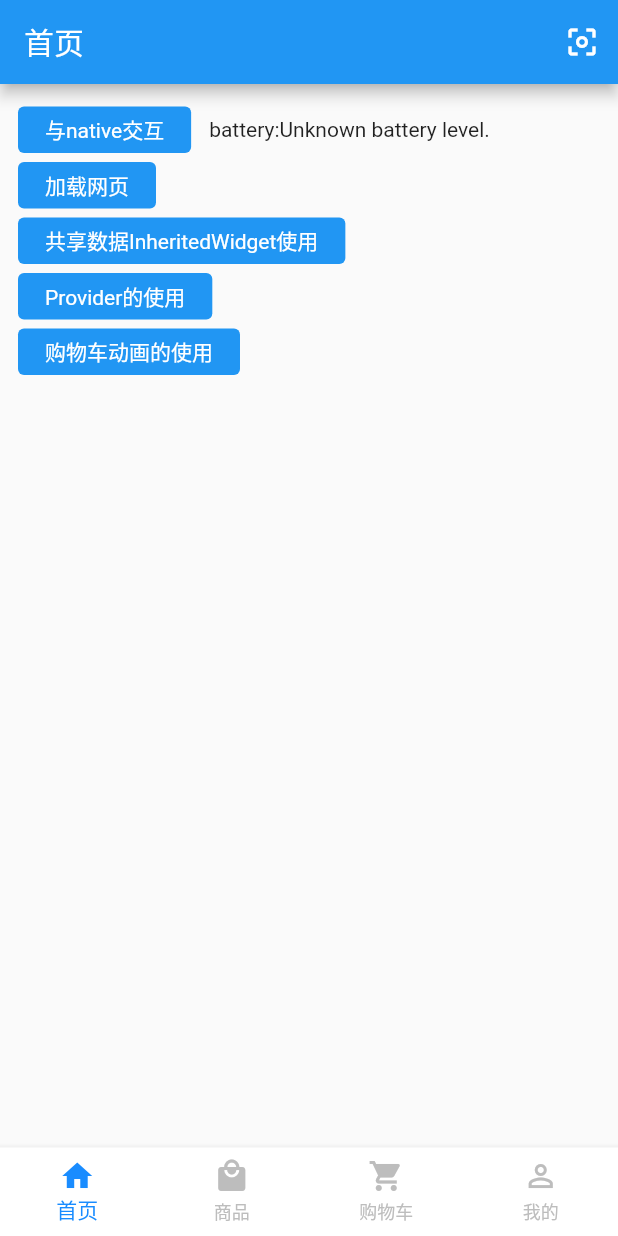
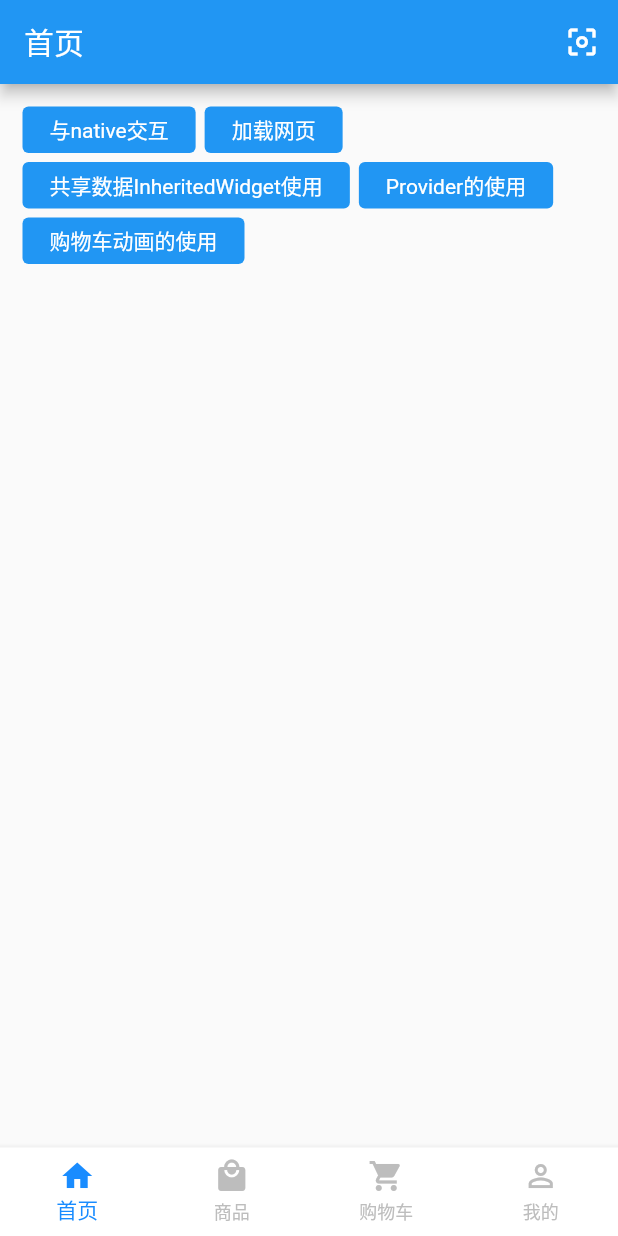
Before and after one commit to zhangjun920912/Flutter_Trip, a Flutter app: the screen it shows after launch, on a phone screen of 412 x 824 dp. Run offline on Flutter 3.47's test engine with Material 2 defaults, Android fonts, the phone set to English and light mode, and no system bars; our stand-ins replace card_swiper, lottie, tuple; missing offline and left inert: webviewx.

Commit message:
feat:代码格式修改

```diff
--- a/lib/page/homepage/HomePage.dart
+++ b/lib/page/homepage/HomePage.dart
@@ -9,19 +9,21 @@ import 'subPage/ProductDetailPage.dart';
 import 'subPage/ProviderUsePage.dart';
 
 class HomePage extends StatelessWidget {
-  const HomePage();
+  const HomePage({super.key});
 
   @override
   Widget build(BuildContext context) {
-    return  MaterialApp(
-        home:  HomePageDisplayPage(),
-        theme:  ThemeData(
+    return MaterialApp(
+        home: HomePageDisplayPage(),
+        theme: ThemeData(
           primaryColor: Color(0xFF198CFF),
         ));
   }
 }
 
 class HomePageDisplayPage extends StatefulWidget {
+  const HomePageDisplayPage({super.key});
+
   @override
   State<StatefulWidget> createState() {
     return HomePageDisplayPageState();
@@ -36,7 +38,69 @@ class HomePageDisplayPageState extends State<HomePageDisplayPage> {
   String _batteryLevel = 'Unknown battery level.';
   String _networkRequestResult = 'Unknown result.';
 
-  Future<Null> _getBatteryLevel() async {
+  @override
+  Widget build(BuildContext context) {
+    return Scaffold(
+        appBar: AppBar(
+          title: const Text('首页'),
+          actions: <Widget>[
+            IconButton(
+                icon: const Icon(
+                  Icons.center_focus_weak,
+                  color: Colors.white,
+                ),
+                onPressed: _getToast),
+          ],
+        ),
+        body: Container(
+          padding: const EdgeInsets.symmetric(horizontal: 12),
+          margin: const EdgeInsets.only(top: 12),
+          child: Wrap(
+            children: getWidgets(),
+          ),
+        ));
+  }
+
+  List<Widget> getWidgets() {
+    List<Widget> pageWidgets = [];
+    pageWidgets.add(getItemWidget('与native交互', () {
+      _getBattery();
+    }));
+    pageWidgets.add(getItemWidget('加载网页', () {
+      _loadWebView();
+    }));
+    pageWidgets.add(getItemWidget('共享数据InheritedWidget使用', () {
+      shareDateWithInheritedWidget();
+    }));
+    pageWidgets.add(getItemWidget('Provider的使用', () {
+      openProviderPage();
+    }));
+    pageWidgets.add(getItemWidget('购物车动画的使用', () {
+      openCartAnimationPage();
+    }));
+    return pageWidgets;
+  }
+
+  Widget getItemWidget(String btnText, Function callBack) {
+    return GestureDetector(
+      onTap: () {
+        callBack();
+      },
+      child: Container(
+        margin: const EdgeInsets.symmetric(vertical: 3, horizontal: 3),
+        padding: const EdgeInsets.symmetric(horizontal: 18, vertical: 5),
+        decoration: const BoxDecoration(
+            color: Colors.blue,
+            borderRadius: BorderRadius.all(Radius.circular(4))),
+        child: Text(
+          btnText,
+          style: const TextStyle(color: Colors.white, fontSize: 14),
+        ),
+      ),
+    );
+  }
+
+  Future<void> _getBatteryLevel() async {
     String batteryLevel;
     try {
       final int? result = await platform.invokeMethod('getBatteryLevel');
@@ -50,96 +114,26 @@ class HomePageDisplayPageState extends State<HomePageDisplayPage> {
     });
   }
 
-  @override
-  Widget build(BuildContext context) {
-    return  Scaffold(
-        appBar:  AppBar(
-          title:  Text('首页'),
-          actions: <Widget>[
-             IconButton(
-                icon:  Icon(
-                  Icons.center_focus_weak,
-                  color: Colors.white,
-                ),
-                onPressed: _getToast),
-          ],
-        ),
-        body: Container(
-          padding: EdgeInsets.symmetric(horizontal: 12),
-          margin: EdgeInsets.only(top: 12),
-          child: Column(
-            crossAxisAlignment: CrossAxisAlignment.start,
-            children: [
-              Row(
-                children: [
-                  getItemWidget('与native交互', () {
-                    _getBattery();
-                  }),
-                  Container(
-                    margin: EdgeInsets.only(left: 12),
-                    child: Text(
-                      'battery:$_batteryLevel',
-                      textAlign: TextAlign.center,
-                    ),
-                  )
-                ],
-              ),
-              getItemWidget('加载网页', () {
-                _loadWebView();
-              }),
-              getItemWidget('共享数据InheritedWidget使用', () {
-                shareDateWithInheritedWidget();
-              }),
-              getItemWidget('Provider的使用', () {
-                openProviderPage();
-              }),
-              getItemWidget('购物车动画的使用', () {
-                openCartAnimationPage();
-              })
-            ],
-          ),
-        ));
-  }
-
-  Widget getItemWidget(String btnText, Function callBack) {
-    return GestureDetector(
-      onTap: () {
-        callBack();
-      },
-      child: Container(
-        margin: EdgeInsets.symmetric(vertical: 3),
-        padding: EdgeInsets.symmetric(horizontal: 18, vertical: 5),
-        decoration: BoxDecoration(
-            color: Colors.blue,
-            borderRadius: BorderRadius.all(Radius.circular(4))),
-        child: Text(
-          btnText,
-          style: TextStyle(color: Colors.white, fontSize: 14),
-        ),
-      ),
-    );
-  }
-
   ///打开使用provider的界面
   void openCartAnimationPage() {
-    Navigator.push(context,
-         MaterialPageRoute(builder: (context) =>  CartAnimationPage()));
+    Navigator.push(
+        context, MaterialPageRoute(builder: (context) => CartAnimationPage()));
   }
 
   ///打开使用provider的界面
   void openProviderPage() {
-    Navigator.push(context,
-         MaterialPageRoute(builder: (context) =>  ProviderUsePage()));
+    Navigator.push(
+        context, MaterialPageRoute(builder: (context) => const ProviderUsePage()));
   }
 
   ///使用InheritedWidget实现数据共享
   void shareDateWithInheritedWidget() {
     Navigator.push(context,
-         MaterialPageRoute(builder: (context) =>  ShareDataWidgetPage()));
+        MaterialPageRoute(builder: (context) => ShareDataWidgetPage()));
   }
 
   ///调用Native的方式弹出Toast
-  Future<Null> _getToast() async {
+  Future<void> _getToast() async {
     Map<String, String> map = {"flutter": "这是一个来自flutter调用Native端的Toast"};
     await platform2.invokeMethod('getNativeToast', map);
   }
@@ -153,7 +147,7 @@ class HomePageDisplayPageState extends State<HomePageDisplayPage> {
   void _loadWebView() {
     Navigator.push(
       context,
-       MaterialPageRoute(builder: (context) =>  ProductDetailPage()),
+      MaterialPageRoute(builder: (context) => const ProductDetailPage()),
     );
   }
 }
--- a/lib/page/homepage/subPage/ProviderUsePage.dart
+++ b/lib/page/homepage/subPage/ProviderUsePage.dart
@@ -1,9 +1,10 @@
-import 'package:flutter/cupertino.dart';
 import 'package:flutter/material.dart';
 
 class ProviderUsePage extends StatefulWidget {
+  const ProviderUsePage({super.key});
+
   @override
-  ProviderUsePageState createState() => new ProviderUsePageState();
+  ProviderUsePageState createState() => ProviderUsePageState();
 }
 
 class ProviderUsePageState extends State<ProviderUsePage> {
```
Also changed, not shown: lib/base/component/LinesWrap.dart (+8 -8 lines).
